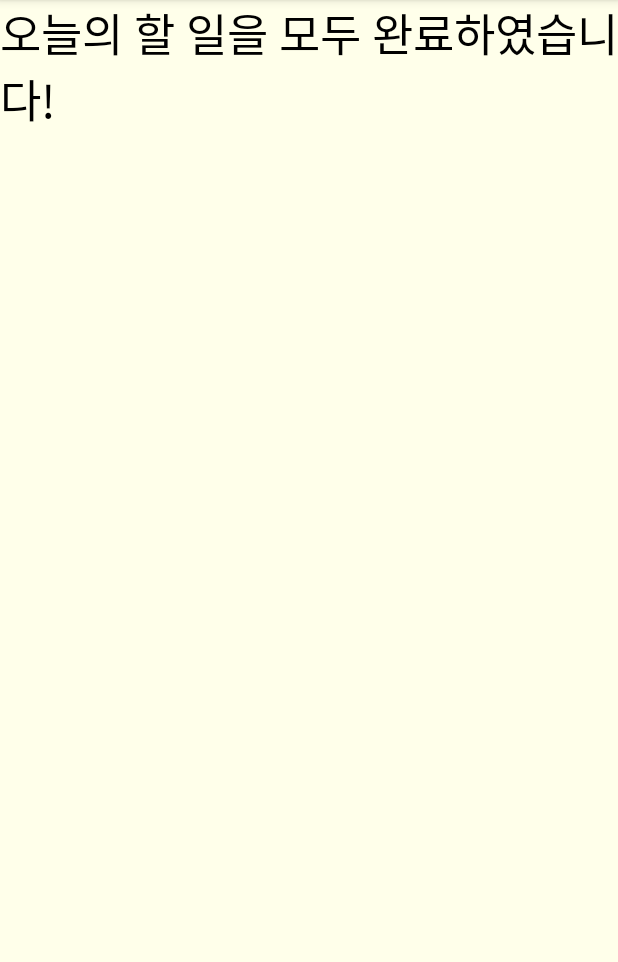
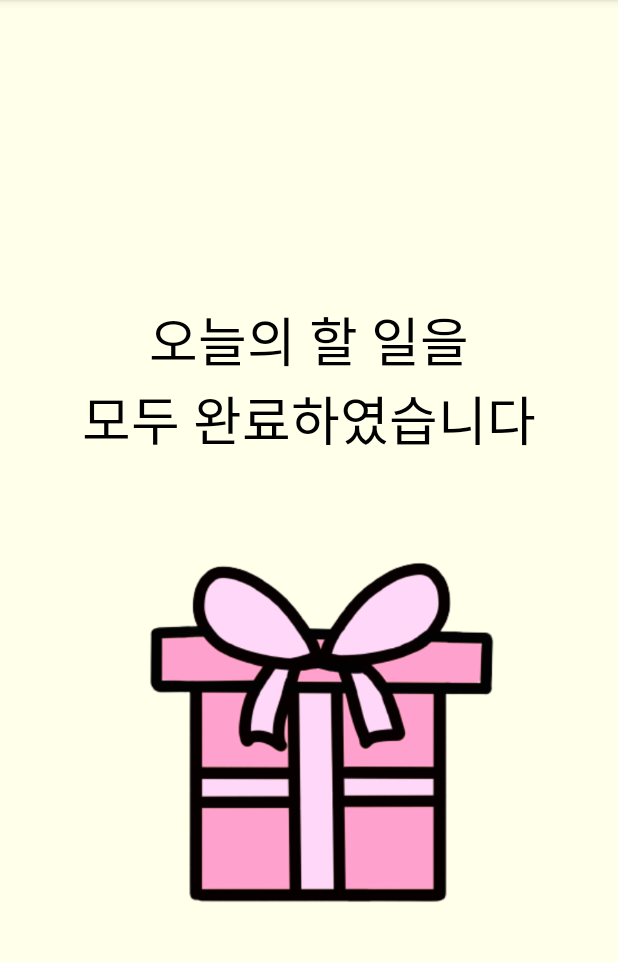
Before and after one commit to seungchae1/DoitMirimis, an Android app: the GetCharacterActivity1 screen opened directly, with no data from a screen before it, on a phone screen of 412 x 824 dp, the part 84-1046 px from its top. Run offline under Robolectric (Android 15) with nearby library versions, the phone set to English and light mode, and no system bars.

Commit message:
gift event

```diff
--- a/app/src/main/res/layout/activity_get_character1.xml
+++ b/app/src/main/res/layout/activity_get_character1.xml
@@ -4,6 +4,9 @@
     xmlns:tools="http://schemas.android.com/tools"
     android:layout_width="match_parent"
     android:layout_height="match_parent"
+    android:orientation="vertical"
+    android:gravity="center"
+    android:padding="20dp"
     android:background="#FFFFEA"
     tools:context=".GetCharacterActivity1">
 
@@ -11,7 +14,24 @@
         android:layout_width="wrap_content"
         android:layout_height="wrap_content"
         android:textColor="@color/black"
-        android:textSize="30dp"
-        android:text="오늘의 할 일을 모두 완료하였습니다!"/>
+        android:layout_marginTop="180dp"
+        android:textSize="35dp"
+        android:text="오늘의 할 일을"/>
+    <TextView
+        android:layout_width="wrap_content"
+        android:layout_height="wrap_content"
+        android:textColor="@color/black"
+        android:textSize="35dp"
+        android:text="모두 완료하였습니다"/>
+    <LinearLayout
+        android:layout_width="wrap_content"
+        android:layout_height="wrap_content"
+        android:orientation="horizontal">
 
+        <ImageView
+            android:layout_width="wrap_content"
+            android:layout_height="wrap_content"
+            android:src="@drawable/giftbox"/>
+
+    </LinearLayout>
 </LinearLayout>
```
